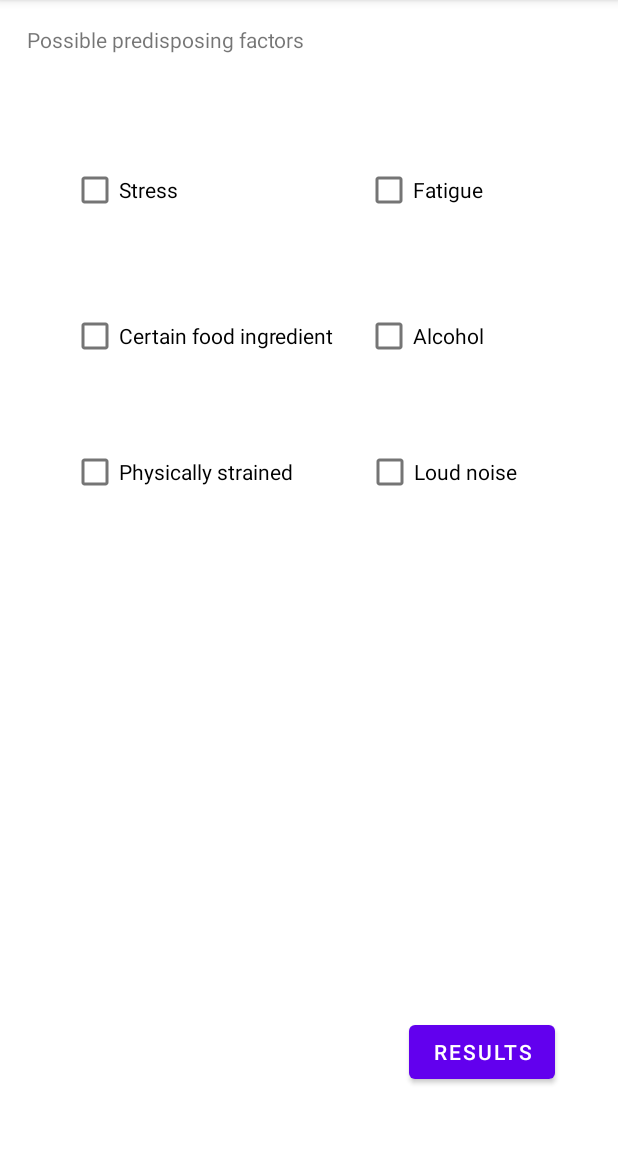
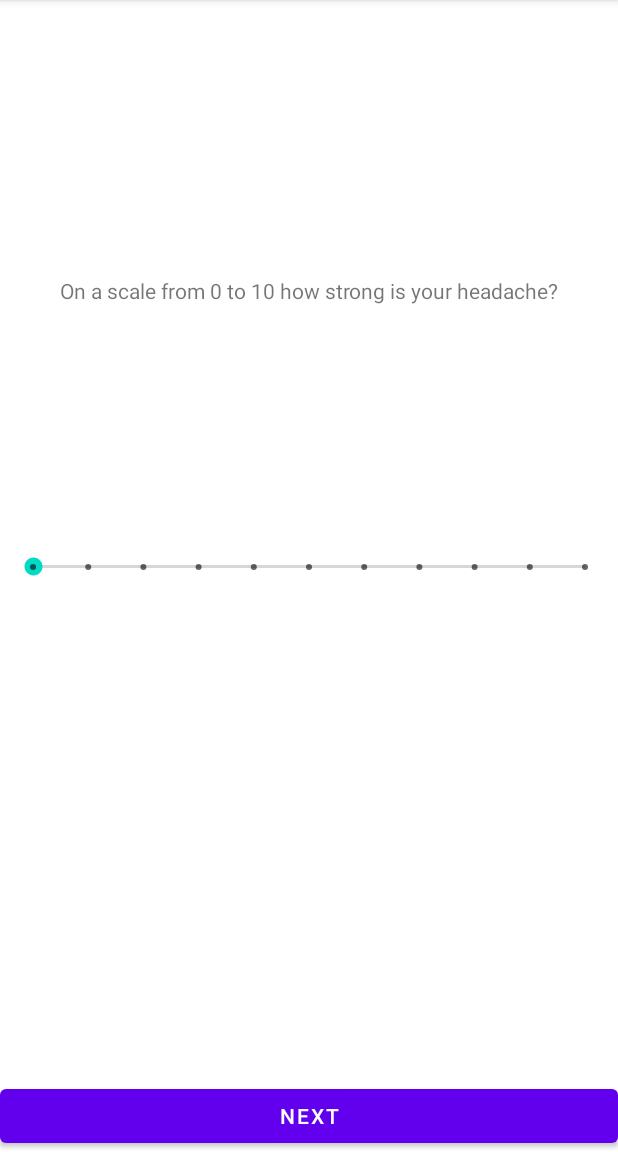
Before and after one commit to olgajoki/Project_vol_5, an Android app: the DateActivity screen opened directly, with no data from a screen before it, after a tap on "NEXT", on a phone screen of 412 x 824 dp, the part 84-1236 px from its top. Run offline under Robolectric (Android 15) with nearby library versions, the phone set to English and light mode, and no system bars.

Commit message:
noriinin jutut

```diff
--- a/app/src/main/java/com/example/project_vol_5/DateActivity.java
+++ b/app/src/main/java/com/example/project_vol_5/DateActivity.java
@@ -171,10 +171,10 @@ public class DateActivity extends AppCompatActivity implements DatePickerDialog.
 
     //sending length of migraine for the conclusion activity
     public void nextButtonPressed(View view){
-        Intent factors = new Intent(this, PredisposingFactors.class);
+        Intent scale = new Intent(this, scaleActivity.class);
 
-        Integer dayLength = Integer.parseInt(daysLength);
-        if(dayLength < 0){
+     //   Integer dayLength = Integer.parseInt(daysLength);
+     /*   if(dayLength < 0){
             factors.putExtra("Length of days", daysLength);
             Log.d("TAG", "dayslength on " + daysLength);
 
@@ -185,8 +185,9 @@ public class DateActivity extends AppCompatActivity implements DatePickerDialog.
             Log.d("TAG", "hourslength on " + hoursLength);
 
         }
+    */
 
-        startActivity(factors);
+        startActivity(scale);
 
     }
 
--- a/app/src/main/java/com/example/project_vol_5/StartActivity.java
+++ b/app/src/main/java/com/example/project_vol_5/StartActivity.java
@@ -46,4 +46,6 @@ public class StartActivity extends MainActivity {
         Intent intent = new Intent(this, StatsActivity.class);
         startActivity(intent);
     }
+
+
 }
--- /dev/null
+++ b/app/src/main/java/com/example/project_vol_5/scaleActivity.java
@@ -0,0 +1,77 @@
+package com.example.project_vol_5;
+
+import android.content.Intent;
+import android.os.Bundle;
+import android.view.View;
+import android.widget.Button;
+import android.widget.SeekBar;
+import android.widget.Toast;
+
+import androidx.appcompat.app.AppCompatActivity;
+
+
+public class scaleActivity extends AppCompatActivity {
+
+    private Button move;
+
+    SeekBar seekBar2;
+    @Override
+    protected void onCreate(Bundle savedInstanceState) {
+        super.onCreate(savedInstanceState);
+        setContentView(R.layout.activity_scale);
+
+        Intent scale= getIntent();
+
+        seekBar2=(SeekBar)findViewById(R.id.seekBar2);
+        seekBar2.setOnSeekBarChangeListener(new SeekBar.OnSeekBarChangeListener() {
+            @Override
+            public void onProgressChanged(SeekBar seekBar, int progress, boolean fromUser) {
+                Toast.makeText(getApplicationContext(),"Pain level: "+progress, Toast.LENGTH_SHORT).show();
+                if (progress == 1){
+                    Toast.makeText(getApplicationContext(),"mild"+progress, Toast.LENGTH_SHORT).show();
+                }else if (progress == 2){
+                    Toast.makeText(getApplicationContext(),"mild"+progress, Toast.LENGTH_SHORT).show();
+                }else if (progress == 3){
+                    Toast.makeText(getApplicationContext(),"mild"+progress, Toast.LENGTH_SHORT).show();
+                }else if (progress == 4){
+                    Toast.makeText(getApplicationContext(),"medium"+progress, Toast.LENGTH_SHORT).show();
+                }else if (progress == 5){
+                    Toast.makeText(getApplicationContext(),"medium2"+progress, Toast.LENGTH_SHORT).show();
+                }else if (progress == 6){
+                    Toast.makeText(getApplicationContext(),"meidum3"+progress, Toast.LENGTH_SHORT).show();
+                }else if (progress == 7){
+                    Toast.makeText(getApplicationContext(),"bearable"+progress, Toast.LENGTH_SHORT).show();
+                }else if (progress == 8){
+                    Toast.makeText(getApplicationContext(),"ouch"+progress, Toast.LENGTH_SHORT).show();
+                }else if (progress == 9){
+                    Toast.makeText(getApplicationContext(),"toomuch"+progress, Toast.LENGTH_SHORT).show();
+                }else if (progress == 10){
+                    Toast.makeText(getApplicationContext(),"helpppppp"+progress, Toast.LENGTH_SHORT).show();
+                }
+
+            }
+
+            @Override
+            public void onStartTrackingTouch(SeekBar seekBar) {
+
+            }
+
+            @Override
+            public void onStopTrackingTouch(SeekBar seekBar) {
+
+            }
+        });
+
+        move=findViewById(R.id.Move);
+        move.setOnClickListener(new View.OnClickListener() {
+            @Override
+            public void onClick(View view) {
+                Intent intent = new Intent(scaleActivity.this, painArea.class );
+                startActivity(intent);
+            }
+        });
+
+
+    }
+
+}
--- /dev/null
+++ b/app/src/main/res/layout/activity_scale.xml
@@ -0,0 +1,47 @@
+<?xml version="1.0" encoding="utf-8"?>
+<androidx.constraintlayout.widget.ConstraintLayout xmlns:android="http://schemas.android.com/apk/res/android"
+    xmlns:app="http://schemas.android.com/apk/res-auto"
+    xmlns:tools="http://schemas.android.com/tools"
+    android:layout_width="match_parent"
+    android:layout_height="match_parent"
+    tools:context=".scaleActivity">
+
+    <SeekBar
+        android:id="@+id/seekBar2"
+        style="@style/Widget.AppCompat.SeekBar.Discrete"
+        android:layout_width="400dp"
+        android:layout_height="200dp"
+        android:max="10"
+        android:progress="0"
+        app:layout_constraintBottom_toBottomOf="parent"
+        app:layout_constraintEnd_toEndOf="parent"
+        app:layout_constraintHorizontal_bias="0.507"
+        app:layout_constraintStart_toStartOf="parent"
+        app:layout_constraintTop_toTopOf="parent"
+        app:layout_constraintVertical_bias="0.49" />
+
+    <TextView
+        android:id="@+id/textView"
+        android:layout_width="339dp"
+        android:layout_height="28dp"
+        android:text="On a scale from 0 to 10 how strong is your headache?"
+        app:layout_constraintBottom_toTopOf="@+id/seekBar2"
+        app:layout_constraintEnd_toEndOf="parent"
+        app:layout_constraintHorizontal_bias="0.555"
+        app:layout_constraintStart_toStartOf="parent"
+        app:layout_constraintTop_toTopOf="parent"
+        app:layout_constraintVertical_bias="0.736" />
+
+    <Button
+        android:id="@+id/Move"
+        android:layout_width="0dp"
+        android:layout_height="wrap_content"
+        android:text="NEXT"
+        app:layout_constraintBottom_toBottomOf="parent"
+        app:layout_constraintEnd_toEndOf="parent"
+        app:layout_constraintHorizontal_bias="1.0"
+        app:layout_constraintStart_toStartOf="parent"
+        app:layout_constraintTop_toBottomOf="@+id/seekBar2"
+        app:layout_constraintVertical_bias="1.0" />
+
+</androidx.constraintlayout.widget.ConstraintLayout>
```
Also changed, not shown: app/src/main/AndroidManifest.xml (+14 -0 lines), app/src/main/java/com/example/project_vol_5/painArea.java (added, +14 -0 lines), app/src/main/res/layout/activity_pain_area.xml (added, +20 -0 lines).
